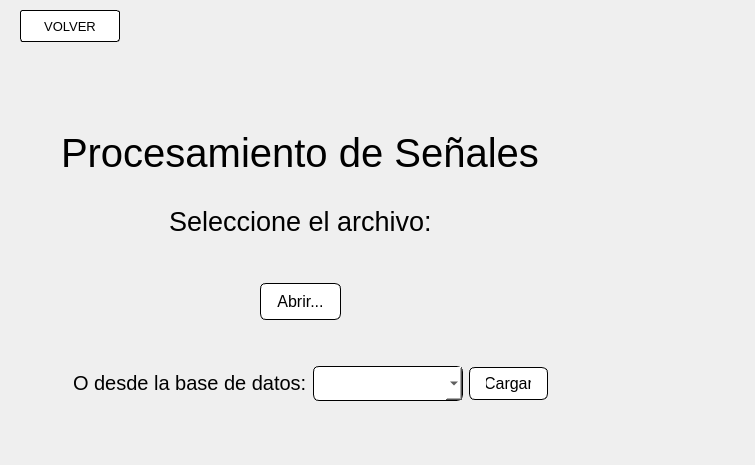
Before: the Qt Designer form archivosUI/elegirSenalVentana.ui in SofiaMarcano/TrabajoFinal, drawn with Qt 5.
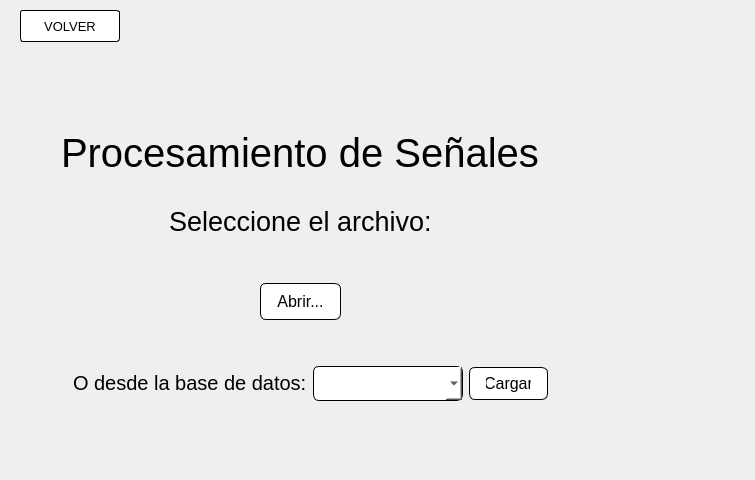
After: the same form once the commit is applied. Icons and pictures are not drawn.

Patch:
```diff
--- a/archivosUI/elegirSenalVentana.ui
+++ b/archivosUI/elegirSenalVentana.ui
@@ -10,7 +10,7 @@
     <x>0</x>
     <y>0</y>
     <width>755</width>
-    <height>465</height>
+    <height>480</height>
    </rect>
   </property>
   <property name="windowTitle">
```
